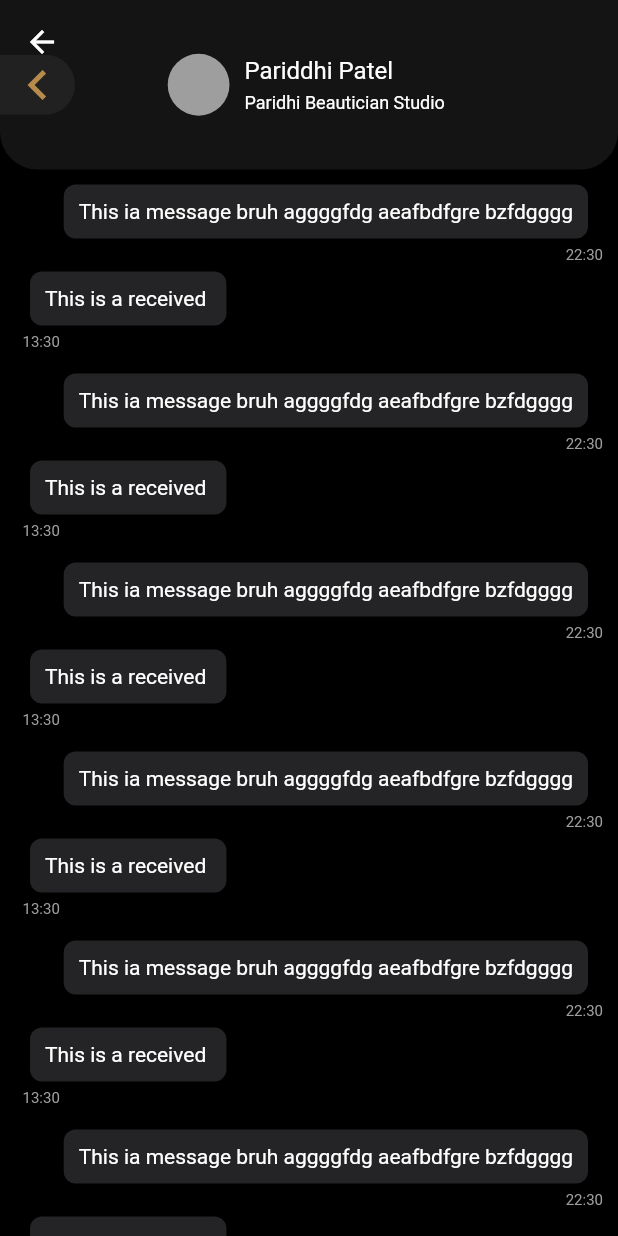
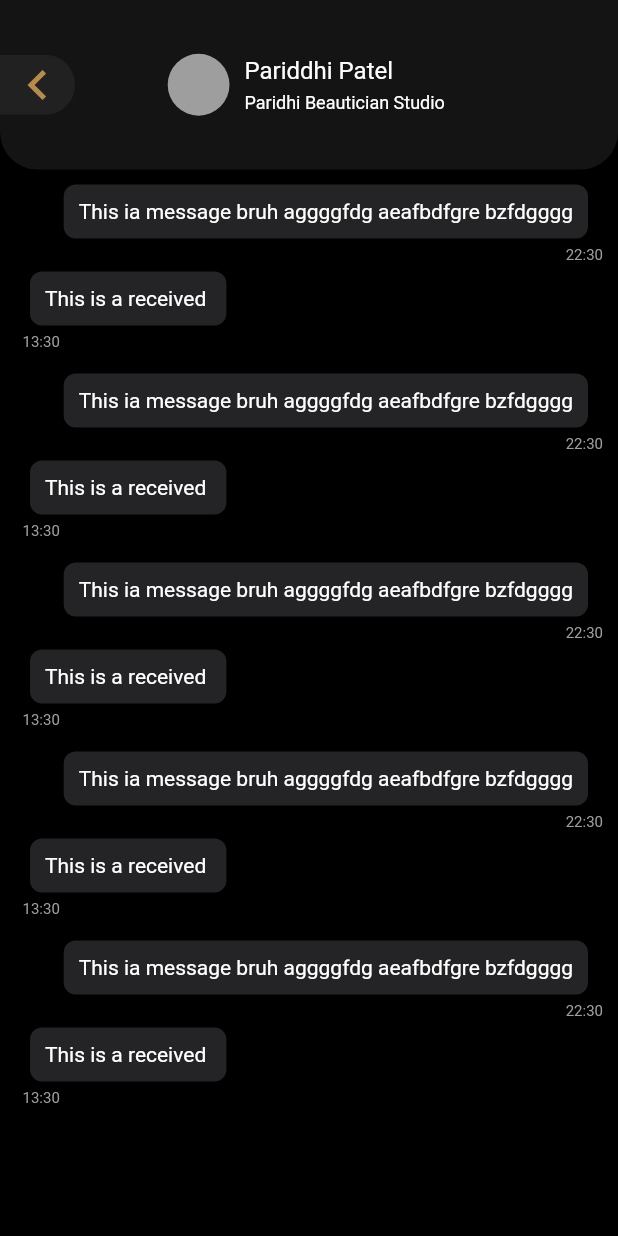
Before and after one commit to meetamin-19/ChatScreen, a Flutter app: the ChatMssgScreen screen opened directly, on a phone screen of 412 x 824 dp. Run offline on Flutter 3.47's test engine with Material 2 defaults, Android fonts, the phone set to English and light mode, and no system bars.

Commit message:
Basic UI completed

```diff
--- a/lib/chatmessagescreen.dart
+++ b/lib/chatmessagescreen.dart
@@ -90,6 +90,8 @@ class _ChatMssgScreenState extends State<ChatMssgScreen> {
                     ),
                   ),
                   SliverToBoxAdapter(
+                    child: Container(
+                      height: MediaQuery.of(context).size.height * 0.76,
                       child: ListView.builder(
                         controller: _scrollerController,
                         shrinkWrap: true,
@@ -104,7 +106,9 @@ class _ChatMssgScreenState extends State<ChatMssgScreen> {
                         },
                         itemCount: 30,
                       ),
-                  )
+                    ),
+                  ),
+
                 ])));
   }
 
@@ -140,14 +144,14 @@ class _ChatMssgScreenState extends State<ChatMssgScreen> {
 
   Container sentMessage() {
     return Container(
-        child:
-            Column(children: <Widget>[
+        child: Column(children: <Widget>[
       Align(
         alignment: Alignment.centerRight,
         child: Container(
           padding: EdgeInsets.all(10),
           decoration: BoxDecoration(
-              color: Color(0xff242426), borderRadius: BorderRadius.circular(8.0)),
+              color: Color(0xff242426),
+              borderRadius: BorderRadius.circular(8.0)),
           margin: EdgeInsets.only(right: 10.0),
           child: Text(
             'This ia message bruh aggggfdg aeafbdfgre bzfdgggg',
--- a/lib/main.dart
+++ b/lib/main.dart
@@ -18,7 +18,7 @@ class MyApp extends StatelessWidget {
       theme: ThemeData(
         primarySwatch: Colors.blue,
       ),
-      home: const ProfileScreen(),
+      home: const ChatMssgScreen(),
     );
   }
 }
--- a/lib/profilescreen.dart
+++ b/lib/profilescreen.dart
@@ -109,7 +109,7 @@ class ProfileScreen extends StatelessWidget {
                             ),
                             itemBuilder: (BuildContext context, int index) {
                               return Container(
-                                decoration: BoxDecoration(
+                                decoration: const BoxDecoration(
                                   borderRadius:
                                       BorderRadius.all(Radius.circular(10)),
                                   color: Colors.grey,
@@ -179,7 +179,7 @@ class ProfileScreen extends StatelessWidget {
                             Container(
                               height: 126,
                               width: 126,
-                              decoration: BoxDecoration(
+                              decoration: const BoxDecoration(
                                   shape: BoxShape.circle, color: Colors.grey),
                             ),
 
```
Lines whose indentation alone changed are shown as unchanged.
